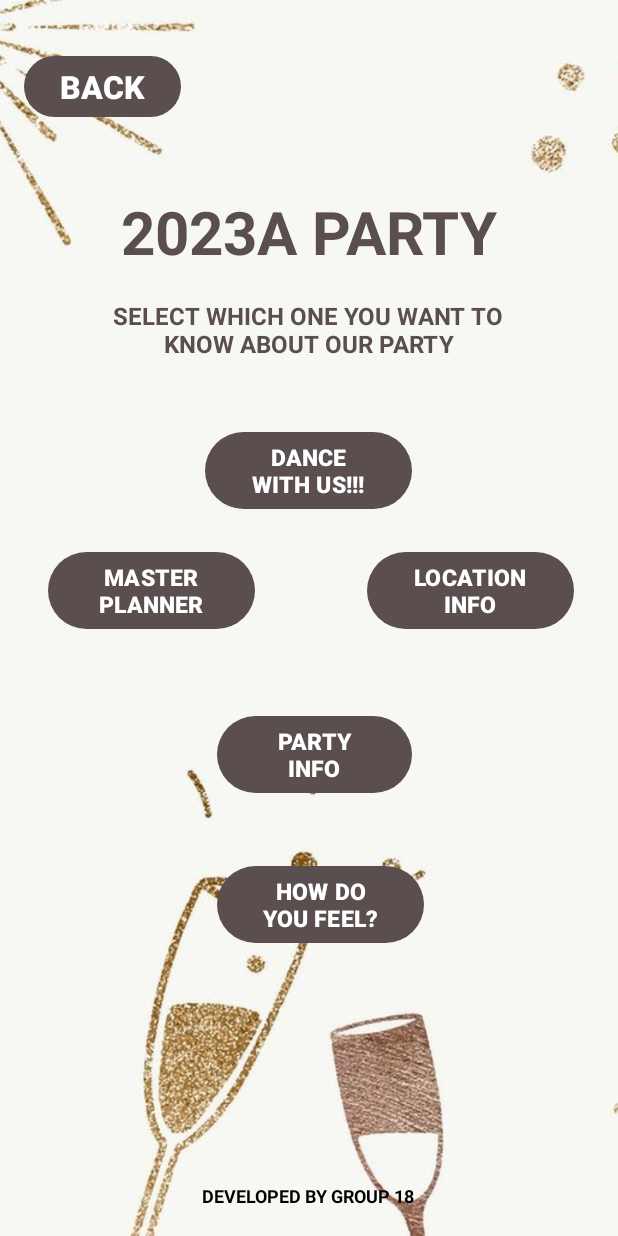
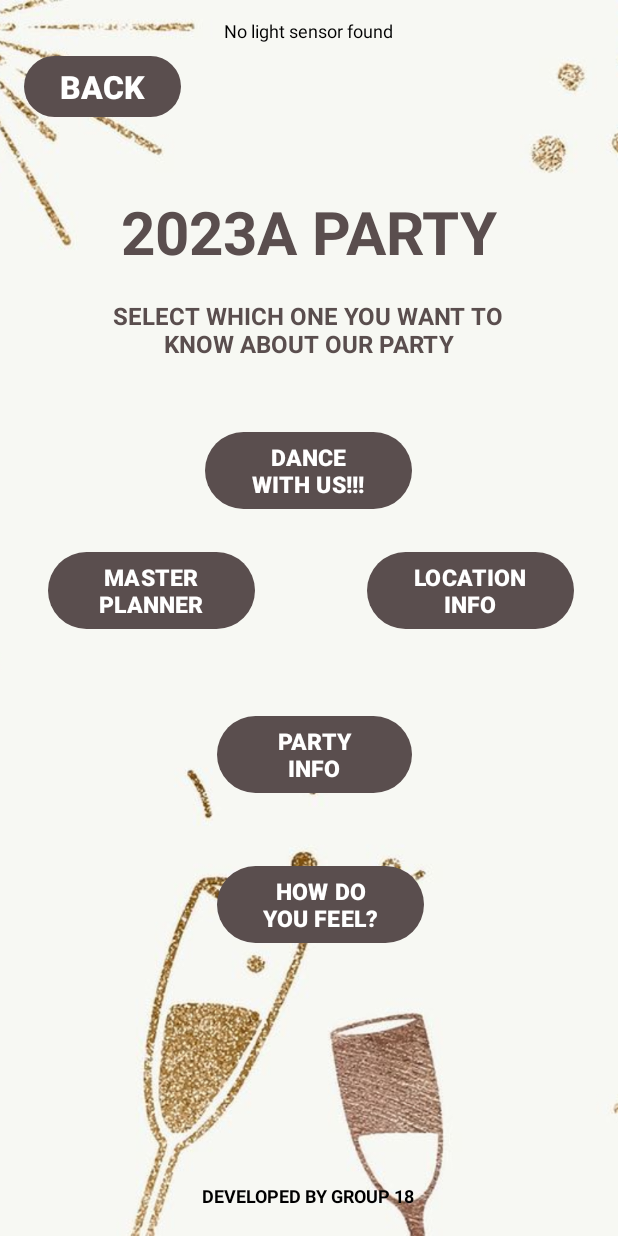
Before and after one commit to Apikmmar/2023A-Party, an Android app: the screen it shows after launch (UserHome), after a tap on "GET KNOW OUR PARTY", on a phone screen of 412 x 824 dp. Run offline under Robolectric (Android 15) with nearby library versions, the phone set to English and light mode, and no system bars.

Commit message:
update view light intensity

```diff
--- a/app/src/main/java/com/example/a2023aparty/DashboardAndHostParty/MainActivity.java
+++ b/app/src/main/java/com/example/a2023aparty/DashboardAndHostParty/MainActivity.java
@@ -34,7 +34,7 @@ public class MainActivity extends AppCompatActivity implements SensorEventListen
         buttonUserHome = findViewById(R.id.gotouserhome);
         buttonUserHome.setBackgroundColor(getResources().getColor(R.color.yellowdes));
 
-        lightTextView = findViewById(R.id.lightTextView); // Assuming you have a TextView with this ID in your layout
+        lightTextView = findViewById(R.id.lightTextView);
 
         sensorManager = (SensorManager) getSystemService(Context.SENSOR_SERVICE);
 
@@ -78,7 +78,6 @@ public class MainActivity extends AppCompatActivity implements SensorEventListen
 
     @Override
     public void onAccuracyChanged(Sensor sensor, int accuracy) {
-        // Not needed for light sensor, but required by the interface
     }
 
     public void onImageViewHostPage(View view) {
--- a/app/src/main/java/com/example/a2023aparty/DashboardAndHostParty/User/UserHome.java
+++ b/app/src/main/java/com/example/a2023aparty/DashboardAndHostParty/User/UserHome.java
@@ -3,17 +3,26 @@ package com.example.a2023aparty.DashboardAndHostParty.User;
 import androidx.appcompat.app.AppCompatActivity;
 
 import android.annotation.SuppressLint;
+import android.content.Context;
 import android.content.Intent;
+import android.hardware.Sensor;
+import android.hardware.SensorEvent;
+import android.hardware.SensorEventListener;
+import android.hardware.SensorManager;
 import android.os.Bundle;
 import android.view.View;
 import android.widget.Button;
+import android.widget.TextView;
 
 import com.example.a2023aparty.DashboardAndHostParty.MainActivity;
 import com.example.a2023aparty.R;
 
-public class UserHome extends AppCompatActivity {
+public class UserHome extends AppCompatActivity implements SensorEventListener {
 
     private Button buttonBackHome, buttonRegParty, buttonLocInfo, buttonHostInfo, buttonPartyInfo, buttonFeedback;
+    private TextView lightTextView;
+    private SensorManager sensorManager;
+    private Sensor lightSensor;
 
     @SuppressLint("MissingInflatedId")
     @Override
@@ -34,6 +43,16 @@ public class UserHome extends AppCompatActivity {
         buttonHostInfo.setBackgroundColor(getResources().getColor(R.color.yellowdes));
         buttonPartyInfo.setBackgroundColor(getResources().getColor(R.color.yellowdes));
         buttonFeedback.setBackgroundColor(getResources().getColor(R.color.yellowdes));
+
+        lightTextView = findViewById(R.id.lightTextView);
+
+        sensorManager = (SensorManager) getSystemService(Context.SENSOR_SERVICE);
+
+        lightSensor = sensorManager.getDefaultSensor(Sensor.TYPE_LIGHT);
+        if (lightSensor == null) {
+            lightTextView.setText("No light sensor found");
+        }
+
 
         buttonBackHome.setOnClickListener(new View.OnClickListener() {
             @Override
@@ -83,4 +102,32 @@ public class UserHome extends AppCompatActivity {
             }
         });
     }
+
+    @Override
+    protected void onResume() {
+        super.onResume();
+
+        if (lightSensor != null) {
+            sensorManager.registerListener(this, lightSensor, SensorManager.SENSOR_DELAY_NORMAL);
+        }
+    }
+
+    @Override
+    protected void onPause() {
+        super.onPause();
+        sensorManager.unregisterListener(this);
+    }
+
+    @Override
+    public void onSensorChanged(SensorEvent event) {
+        if (event.sensor.getType() == Sensor.TYPE_LIGHT) {
+            float lightValue = event.values[0];
+
+            lightTextView.setText("Light Intensity: " + lightValue);
+        }
+    }
+
+    @Override
+    public void onAccuracyChanged(Sensor sensor, int accuracy) {
+    }
 }
--- a/app/src/main/res/layout/activity_main.xml
+++ b/app/src/main/res/layout/activity_main.xml
@@ -28,10 +28,10 @@
         android:textSize="12dp"
         app:layout_constraintBottom_toBottomOf="parent"
         app:layout_constraintEnd_toEndOf="parent"
-        app:layout_constraintHorizontal_bias="0.386"
+        app:layout_constraintHorizontal_bias="0.498"
         app:layout_constraintStart_toStartOf="parent"
         app:layout_constraintTop_toTopOf="parent"
-        app:layout_constraintVertical_bias="0.034" />
+        app:layout_constraintVertical_bias="0.015" />
 
     <Button
         android:id="@+id/gotouserhome"
--- a/app/src/main/res/layout/activity_user_home.xml
+++ b/app/src/main/res/layout/activity_user_home.xml
@@ -18,6 +18,20 @@
         app:layout_constraintStart_toStartOf="parent"
         app:layout_constraintTop_toTopOf="parent"
         app:layout_constraintVertical_bias="0.0" />
+
+    <TextView
+        android:id="@+id/lightTextView"
+        android:layout_width="wrap_content"
+        android:layout_height="wrap_content"
+        android:text="Current Light Intensity: "
+        android:textColor="@android:color/black"
+        android:textSize="12dp"
+        app:layout_constraintBottom_toBottomOf="parent"
+        app:layout_constraintEnd_toEndOf="parent"
+        app:layout_constraintHorizontal_bias="0.498"
+        app:layout_constraintStart_toStartOf="parent"
+        app:layout_constraintTop_toTopOf="parent"
+        app:layout_constraintVertical_bias="0.015" />
 
     <TextView
         android:id="@+id/textView"
```
Also changed, not shown: app/src/main/java/com/example/a2023aparty/DashboardAndHostParty/Host/HostHome.java (+48 -1 lines), app/src/main/res/layout/activity_host_home.xml (+14 -0 lines).
